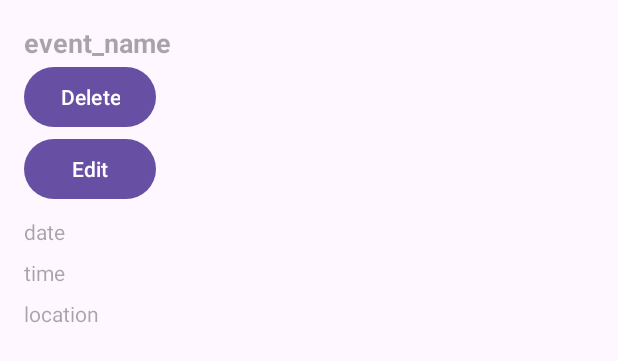
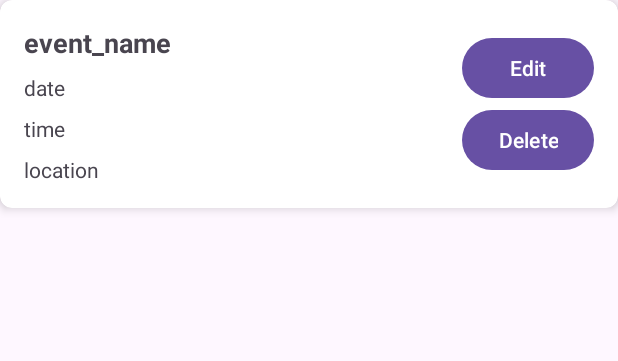
Before and after one commit to veerviren/Event-Managment-App, an Android app: the layout event_item_layout.xml on its own in the app's theme, with its tools: preview values and no code run, on a phone screen of 412 x 824 dp. Shown: the top 361 px of the screen. Run offline under Robolectric (Android 15) with nearby library versions, the phone set to English and light mode, and no system bars.

Commit message:
Fix : better event dispaly UI

```diff
--- a/app/src/main/res/layout/event_item_layout.xml
+++ b/app/src/main/res/layout/event_item_layout.xml
@@ -1,50 +1,78 @@
 <?xml version="1.0" encoding="utf-8"?>
-<LinearLayout xmlns:android="http://schemas.android.com/apk/res/android"
+<androidx.cardview.widget.CardView
+    xmlns:android="http://schemas.android.com/apk/res/android"
+    xmlns:app="http://schemas.android.com/apk/res-auto"
     android:layout_width="match_parent"
     android:layout_height="wrap_content"
+    app:cardCornerRadius="8dp"
+    app:cardElevation="4dp">
+
+    <LinearLayout
+        android:layout_width="match_parent"
+        android:layout_height="wrap_content"
+        android:orientation="horizontal">
+
+        <!-- Left part of the card -->
+        <LinearLayout
+            android:layout_width="0dp"
+            android:layout_height="wrap_content"
+            android:layout_weight="1"
             android:orientation="vertical"
             android:padding="16dp">
 
             <TextView
                 android:id="@+id/eventNameTextView"
                 android:layout_width="match_parent"
-        android:hint="event_name"
                 android:layout_height="wrap_content"
                 android:textStyle="bold"
-        android:textSize="18sp"/>
-
-    <Button
-        android:layout_width="wrap_content"
-        android:layout_height="wrap_content"
-        android:id="@+id/deleteButton"
-        android:text="Delete"/>
-
-    <Button
-        android:layout_width="wrap_content"
-        android:layout_height="wrap_content"
-        android:id="@+id/editButton"
-        android:text="Edit"/>
-
+                android:textSize="18sp"
+                android:text="event_name"/>
 
             <TextView
                 android:id="@+id/eventDateTextView"
-        android:hint="date"
                 android:layout_width="match_parent"
                 android:layout_height="wrap_content"
-        android:layout_marginTop="8dp"/>
+                android:layout_marginTop="8dp"
+                android:text="date"/>
 
             <TextView
                 android:id="@+id/eventTimeTextView"
-        android:hint="time"
                 android:layout_width="match_parent"
                 android:layout_height="wrap_content"
-        android:layout_marginTop="8dp"/>
+                android:layout_marginTop="8dp"
+                android:text="time"/>
 
             <TextView
                 android:id="@+id/eventLocationTextView"
-        android:hint="location"
                 android:layout_width="match_parent"
                 android:layout_height="wrap_content"
-        android:layout_marginTop="8dp"/>
+                android:layout_marginTop="8dp"
+                android:text="location"/>
 
         </LinearLayout>
+
+        <!-- Right part of the card -->
+        <LinearLayout
+            android:layout_width="wrap_content"
+            android:layout_height="match_parent"
+            android:orientation="vertical"
+            android:gravity="center"
+            android:padding="16dp">
+
+            <Button
+                android:id="@+id/editButton"
+                android:layout_width="wrap_content"
+                android:layout_height="wrap_content"
+                android:text="Edit"/>
+
+            <Button
+                android:id="@+id/deleteButton"
+                android:layout_width="wrap_content"
+                android:layout_height="wrap_content"
+                android:text="Delete"/>
+
+        </LinearLayout>
+
+    </LinearLayout>
+
+</androidx.cardview.widget.CardView>
```
Lines whose indentation alone changed are shown as unchanged.
